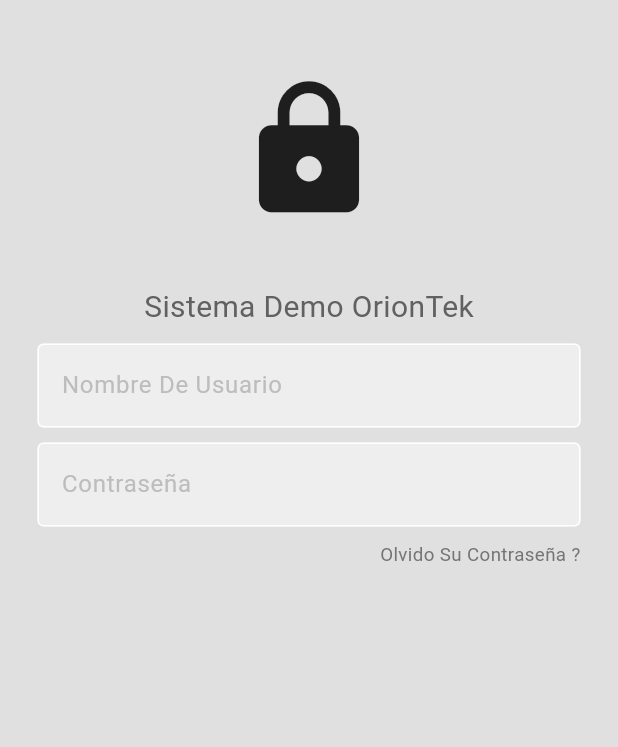
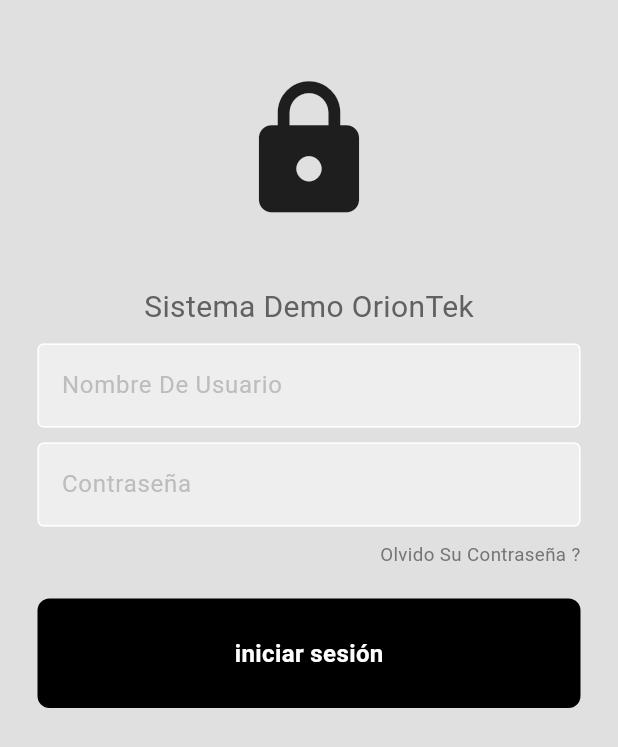
Before and after one commit to ManasesLovera/parqueatebien, a Flutter app: the screen it shows after launch, on a phone screen of 412 x 824 dp. Shown: the top 747 px of the screen. Run offline on Flutter 3.47's test engine with Material 3 defaults, Android fonts, the phone set to English and light mode, and no system bars; our stand-ins replace geolocator, image_picker, logger, permission_handler.

Commit message:
Login_App_Sin_funcionalidad_solo_visual_add_login_button

```diff
--- /dev/null
+++ b/frontend_android/lib/presentation/screen_00_login/componentes/my_button.dart
@@ -0,0 +1,26 @@
+import 'package:flutter/material.dart';
+
+class MyButton extends StatelessWidget {
+  const MyButton({super.key});
+
+  @override
+  Widget build(BuildContext context) {
+    return
+        // to hold the button
+        Container(
+      padding: const EdgeInsets.all(25),
+      margin: const EdgeInsets.symmetric(horizontal: 25),
+      decoration: BoxDecoration(
+        color: Colors.black,
+        borderRadius: BorderRadius.circular(8),
+      ),
+      child: const Center(
+        child: Text(
+          'iniciar sesión',
+          style: TextStyle(
+              color: Colors.white, fontWeight: FontWeight.bold, fontSize: 16),
+        ),
+      ),
+    );
+  }
+}
--- a/frontend_android/lib/presentation/screen_00_login/login_screen_p0.dart
+++ b/frontend_android/lib/presentation/screen_00_login/login_screen_p0.dart
@@ -1,4 +1,5 @@
 import 'package:flutter/material.dart';
+import 'package:frontend_android/presentation/screen_00_login/componentes/my_button.dart';
 import 'package:frontend_android/presentation/screen_00_login/componentes/my_textfield.dart';
 
 class Login extends StatelessWidget {
@@ -76,9 +77,9 @@
               ),
 
               const SizedBox(
-                height: 15,
+                height: 20,
               ),
-              // Rellenos horizontal
+              const MyButton(),
             ],
           ),
         ),
```
